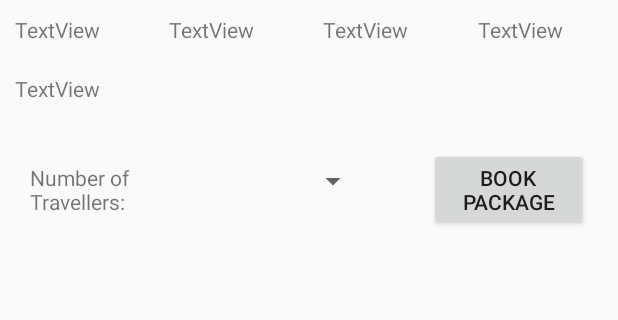
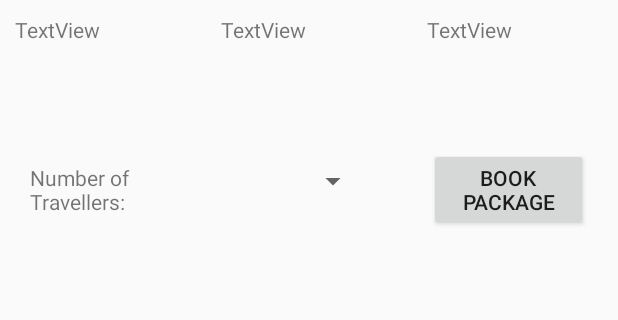
Before and after one commit to olaoluadesanya/TravelExpertsFinal, an Android app: the DetailActivity screen opened directly, with no data from a screen before it, on a phone screen of 412 x 824 dp, the part 289-609 px from its top. Run offline under Robolectric (Android 15) with nearby library versions, the phone set to English and light mode, and no system bars; 4 statements that could not run were skipped.

Commit message:
Initial draft of DetailActivity.java

```diff
--- a/Android/TravelExpertsAndroid/app/src/main/java/com/example/a790232/travelexpertsandroid/DetailActivity.java
+++ b/Android/TravelExpertsAndroid/app/src/main/java/com/example/a790232/travelexpertsandroid/DetailActivity.java
@@ -1,18 +1,54 @@
+/*
+    DetailActivity.java
+    Corinne Mullan
+    October 9, 2018
+
+    Initial version created.
+ */
+
 package com.example.a790232.travelexpertsandroid;
 
 import android.app.Activity;
+import android.content.Intent;
 import android.os.Bundle;
+import android.widget.Button;
+import android.widget.Spinner;
+import android.widget.TextView;
 
 public class DetailActivity extends Activity {
+
+    // Declare the member variables for the GUI elements
+    TextView tvPkgName, tvPkgDesc, tvPkgDates, tvPkgPrice;
+    Spinner spNumTravellers;
+    Button btnBook;
 
     @Override
     protected void onCreate(Bundle savedInstanceState) {
         super.onCreate(savedInstanceState);
         setContentView(R.layout.activity_detail);
 
-        // ***** TO DO:  obtain the selected package from the intent and display its
-        // details using the activity_detail.xml layout.
+        // Obtain the selected package from the intent
+        Intent intent = getIntent();
+        Packag packag = (Packag) intent.getSerializableExtra("packag");
 
-        // Also TO DO:  implement booking functionality
+        // Obtain references to all of the GUI elements
+        tvPkgName = findViewById(R.id.tvPkgName);
+        tvPkgDesc = findViewById(R.id.tvPkgDesc);
+        tvPkgDates = findViewById(R.id.tvPkgDates);
+        tvPkgPrice = findViewById(R.id.tvPkgPrice);
+        spNumTravellers = findViewById(R.id.spNumTravellers);
+        btnBook = findViewById(R.id.btnBook);
+
+        // Display the details for the selected package using the activity_detail.xml layout
+        tvPkgName.setText(packag.getPkgName());
+        tvPkgDesc.setText(packag.getPkgDesc());
+        tvPkgDates.setText(packag.getDates());
+
+        String strPrice = String.format ("$7.2%f", packag.getPkgBasePrice() + packag.getPkgAgencyCommission());
+        tvPkgPrice.setText(strPrice);
+
+        // ***** TO DO *****: figure out how to display image
+
+        // ***** TO DO *****:  implement booking functionality
     }
 }
--- a/Android/TravelExpertsAndroid/app/src/main/java/com/example/a790232/travelexpertsandroid/MainActivity.java
+++ b/Android/TravelExpertsAndroid/app/src/main/java/com/example/a790232/travelexpertsandroid/MainActivity.java
@@ -130,6 +130,8 @@ public class MainActivity extends Activity {
 
                     upcomingPackages.add(p);
 
+                    // ***** TO DO *****:  figure out how to display images
+
                     // Display all of these packages in the list view on the main activity.
                     // Use the package_item.xml layout for each item in the list view.
                     ArrayList<HashMap<String,String>> pkgMaps = new ArrayList<>();
--- a/Android/TravelExpertsAndroid/app/src/main/res/layout/activity_detail.xml
+++ b/Android/TravelExpertsAndroid/app/src/main/res/layout/activity_detail.xml
@@ -48,15 +48,7 @@
                 android:text="TextView" />
 
             <TextView
-                android:id="@+id/tvPkgStartDate"
-                android:layout_width="wrap_content"
-                android:layout_height="wrap_content"
-                android:layout_weight="1"
-                android:padding="10dp"
-                android:text="TextView" />
-
-            <TextView
-                android:id="@+id/tvPkgEndDate"
+                android:id="@+id/tvPkgDates"
                 android:layout_width="wrap_content"
                 android:layout_height="wrap_content"
                 android:layout_weight="1"
@@ -89,7 +81,7 @@
                 android:text="@string/number_of_travellers" />
 
             <Spinner
-                android:id="@+id/spinner"
+                android:id="@+id/spNumTravellers"
                 android:layout_width="132dp"
                 android:layout_height="wrap_content"
                 android:layout_marginBottom="20dp"
```
